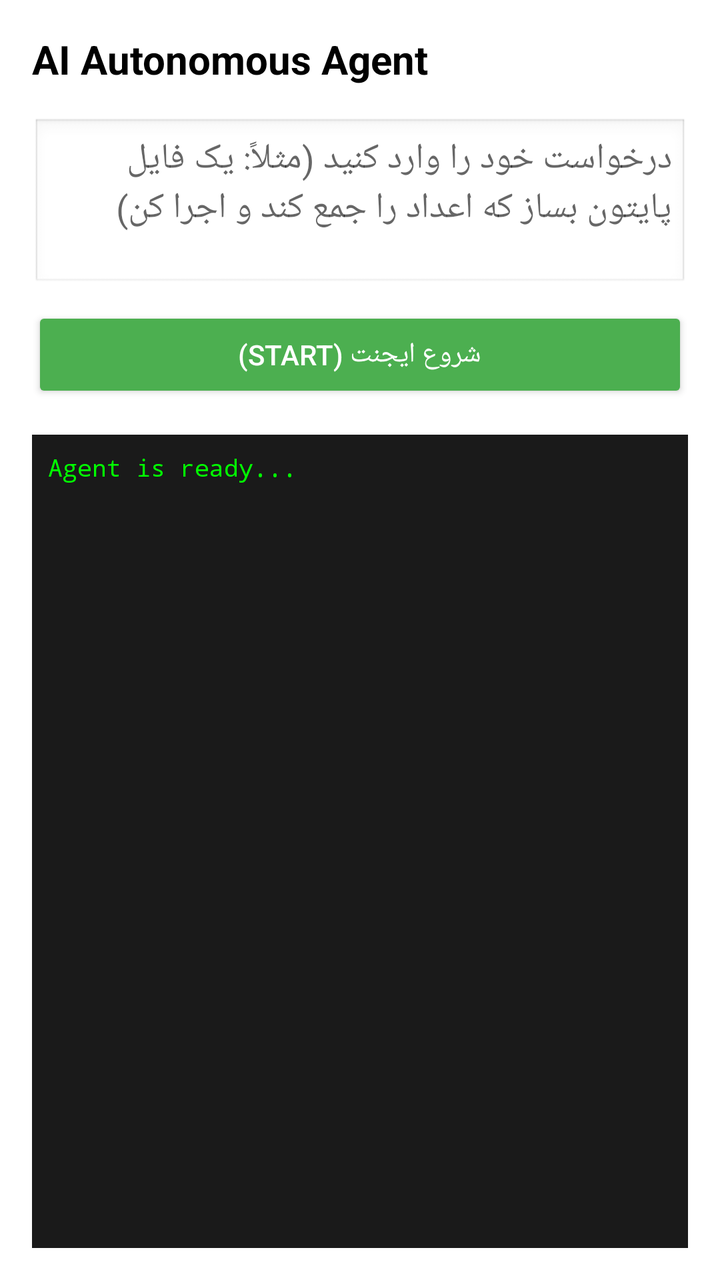
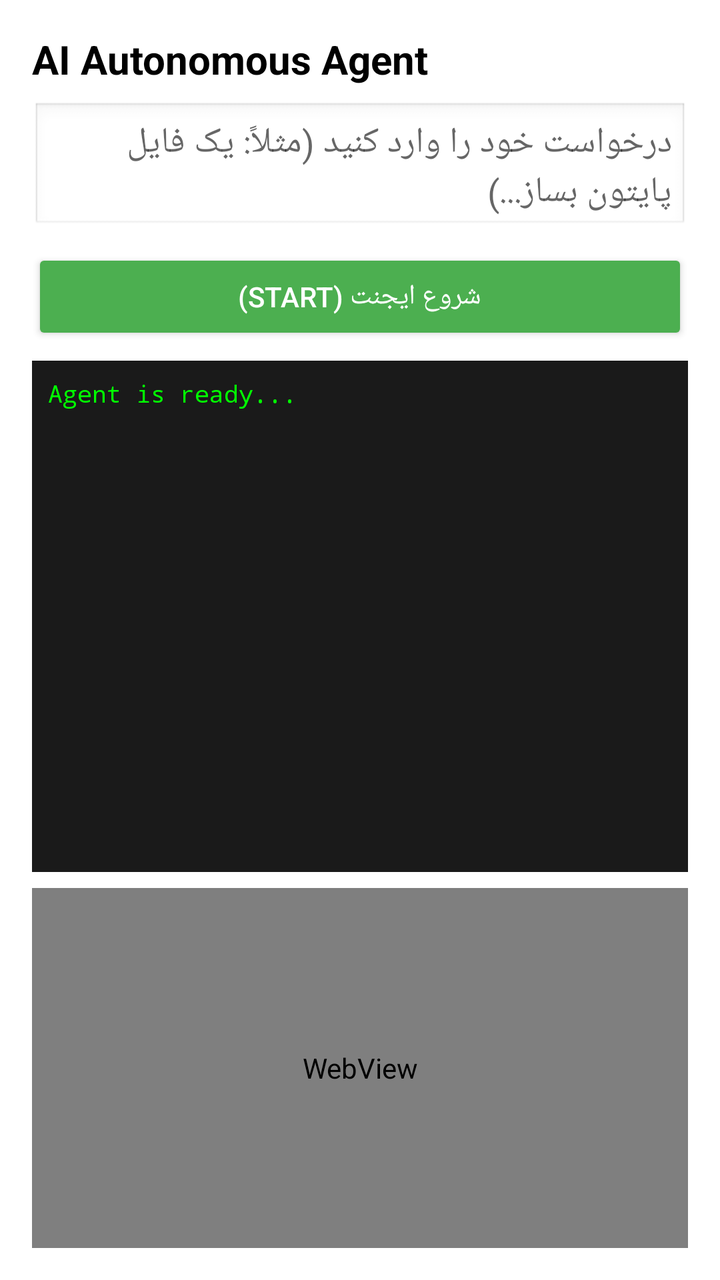

Screens rendered from an Android XML layout before and after an edit, with the pre-edit source and the edit as a unified diff.
<!-- AndroidManifest.xml: application theme AppTheme -->
<!-- res/layout/activity_agent.xml -->
<?xml version="1.0" encoding="utf-8"?>
<LinearLayout xmlns:android="http://schemas.android.com/apk/res/android"
    android:layout_width="match_parent"
    android:layout_height="match_parent"
    android:orientation="vertical"
    android:padding="16dp"
    android:background="#FFFFFF">

    <TextView
        android:layout_width="match_parent"
        android:layout_height="wrap_content"
        android:text="AI Autonomous Agent"
        android:textSize="20sp"
        android:textStyle="bold"
        android:textColor="#000000"
        android:layout_marginBottom="16dp"/>

    <EditText
        android:id="@+id/et_agent_prompt"
        android:layout_width="match_parent"
        android:layout_height="wrap_content"
        android:hint="درخواست خود را وارد کنید (مثلاً: یک فایل پایتون بساز که اعداد را جمع کند و اجرا کن)"
        android:minLines="3"
        android:gravity="top|start"
        android:background="@android:drawable/edit_text"
        android:padding="8dp"
        android:layout_marginBottom="8dp"/>

    <Button
        android:id="@+id/btn_agent_start"
        android:layout_width="match_parent"
        android:layout_height="wrap_content"
        android:text="شروع ایجنت (Start)"
        android:backgroundTint="#4CAF50"
        android:textColor="#FFFFFF"
        android:layout_marginBottom="16dp"/>

    <ScrollView
        android:layout_width="match_parent"
        android:layout_height="0dp"
        android:layout_weight="1"
        android:background="#1A1A1A"
        android:padding="8dp">

        <TextView
            android:id="@+id/tv_agent_log"
            android:layout_width="match_parent"
            android:layout_height="wrap_content"
            android:textColor="#00FF00"
            android:fontFamily="monospace"
            android:textSize="12sp"
            android:text="Agent is ready..." />
    </ScrollView>
</LinearLayout>
<!-- resources referenced by this layout -->
<resources>
  <style name="AppTheme" parent="@android:style/Theme.Material.Light.NoActionBar">
          <item name="android:statusBarColor">#FFFFFF</item>
          <item name="android:windowLightStatusBar">true</item>
          <item name="android:navigationBarColor">#FFFFFF</item>
      </style>
</resources>

<!-- the commit's change to res/layout/activity_agent.xml (unified diff, before → after) -->
@@ -13,14 +13,14 @@
         android:textSize="20sp"
         android:textStyle="bold"
         android:textColor="#000000"
-        android:layout_marginBottom="16dp"/>
+        android:layout_marginBottom="8dp"/>
 
     <EditText
         android:id="@+id/et_agent_prompt"
         android:layout_width="match_parent"
         android:layout_height="wrap_content"
-        android:hint="درخواست خود را وارد کنید (مثلاً: یک فایل پایتون بساز که اعداد را جمع کند و اجرا کن)"
-        android:minLines="3"
+        android:hint="درخواست خود را وارد کنید (مثلاً: یک فایل پایتون بساز...)"
+        android:minLines="2"
         android:gravity="top|start"
         android:background="@android:drawable/edit_text"
         android:padding="8dp"
@@ -33,14 +33,15 @@
         android:text="شروع ایجنت (Start)"
         android:backgroundTint="#4CAF50"
         android:textColor="#FFFFFF"
-        android:layout_marginBottom="16dp"/>
+        android:layout_marginBottom="8dp"/>
 
     <ScrollView
         android:layout_width="match_parent"
         android:layout_height="0dp"
         android:layout_weight="1"
         android:background="#1A1A1A"
-        android:padding="8dp">
+        android:padding="8dp"
+        android:layout_marginBottom="8dp">
 
         <TextView
             android:id="@+id/tv_agent_log"
@@ -51,4 +52,11 @@
             android:textSize="12sp"
             android:text="Agent is ready..." />
     </ScrollView>
+
+    
+    <WebView
+        android:id="@+id/agent_webview"
+        android:layout_width="match_parent"
+        android:layout_height="180dp"
+        android:background="#EEEEEE" />
 </LinearLayout>
